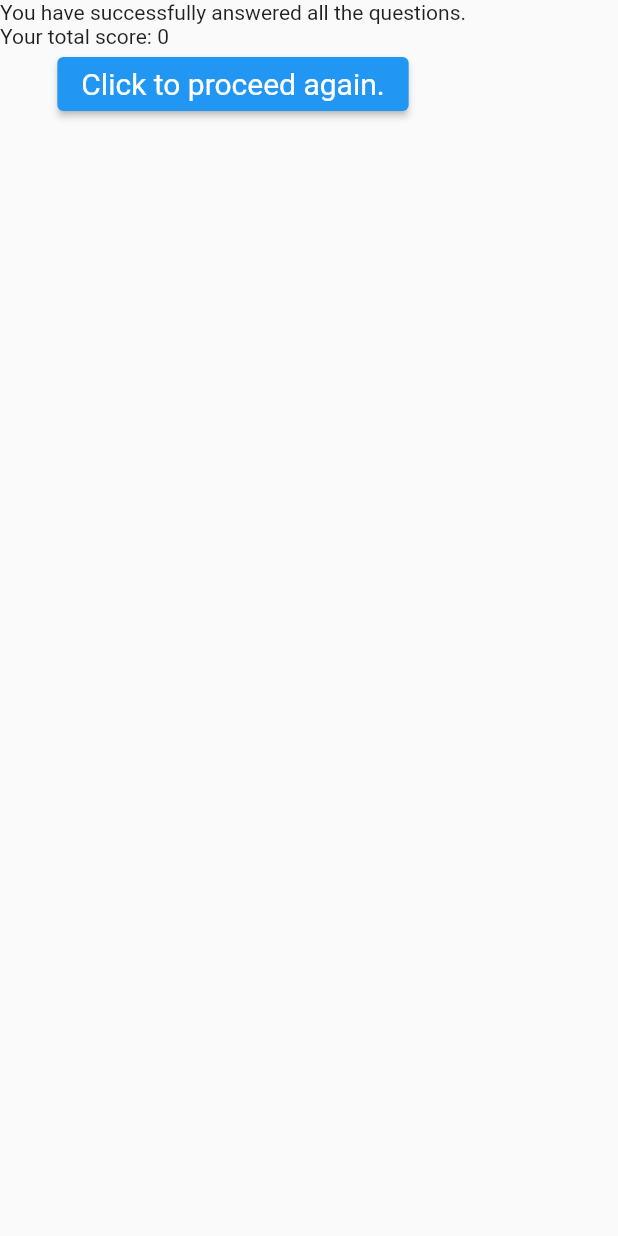
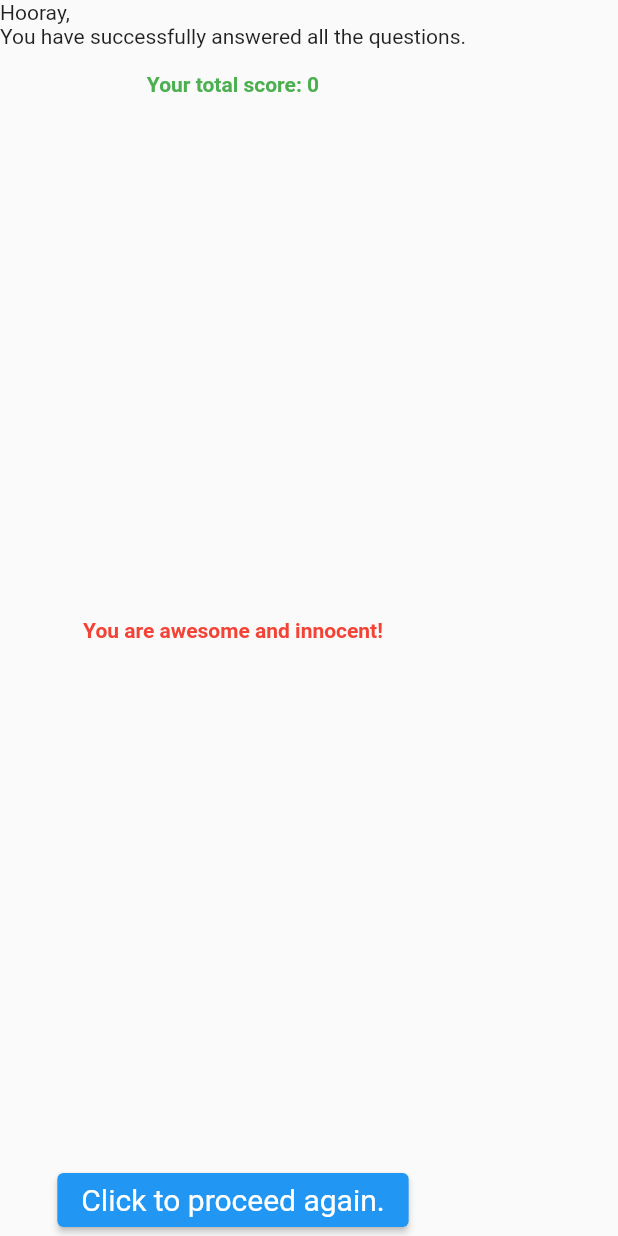
Before and after one commit to vinitkr28/UdemyFlutterAndDartTheCompleteGuide, a Flutter app: the Result widget shown alone on an empty page, opened directly with empty values, on a phone screen of 412 x 824 dp. Run offline on Flutter 3.47's test engine with Material 2 defaults, Android fonts, the phone set to English and light mode, and no system bars.

Commit message:
format text on result.dart

```diff
--- a/udemy_flutter_section2a/lib/answer.dart
+++ b/udemy_flutter_section2a/lib/answer.dart
@@ -1,4 +1,3 @@
-import 'package:flutter/cupertino.dart';
 import 'package:flutter/material.dart';
 
 class Answer extends StatelessWidget {
--- a/udemy_flutter_section2a/lib/result.dart
+++ b/udemy_flutter_section2a/lib/result.dart
@@ -1,4 +1,3 @@
-import 'package:flutter/cupertino.dart';
 import 'package:flutter/material.dart';
 
 class Result extends StatelessWidget {
@@ -8,12 +7,73 @@ class Result extends StatelessWidget {
 
   Result(this._questionIndex, this._proceedAgain, this._totalScore);
 
+  String get resultPhrase {
+    var resultText;
+    if (_totalScore <= 50)
+      resultText = 'You are awesome and innocent!';
+    else if (_totalScore <= 75)
+      resultText = 'Pretty likeable!';
+    else if (_totalScore <= 100)
+      resultText = 'You are ... strange?!';
+    else
+      resultText = 'You are so bad!';
+
+    return resultText;
+  }
+
+  Widget scoreText() {
+    TextStyle textStyle;
+    if (_totalScore <= 50)
+      textStyle = TextStyle(
+        fontWeight: FontWeight.bold,
+        color: Colors.green,
+      );
+    else if (_totalScore <= 75)
+      textStyle = TextStyle(
+        fontWeight: FontWeight.bold,
+        color: Colors.blue,
+      );
+    else if (_totalScore <= 100)
+      textStyle = TextStyle(
+        fontWeight: FontWeight.bold,
+        color: Colors.brown[900],
+      );
+    else if (_totalScore <= 150)
+      textStyle = TextStyle(
+        fontWeight: FontWeight.bold,
+        color: Colors.deepPurpleAccent[700],
+      );
+    else
+      textStyle = TextStyle(
+        fontWeight: FontWeight.bold,
+        color: Colors.red,
+      );
+    return Text(
+      "\nYour total score: $_totalScore",
+      style: textStyle,
+    );
+  }
+
   @override
   Widget build(BuildContext context) {
     return Column(
+      mainAxisAlignment: MainAxisAlignment.center,
       children: <Widget>[
+        Text("Hooray,\nYou have successfully answered all the questions."),
+        scoreText(),
+        Spacer(
+          flex: 1,
+        ),
         Text(
-            "You have successfully answered all the questions.\nYour total score: $_totalScore"),
+          resultPhrase,
+          style: TextStyle(
+            fontWeight: FontWeight.bold,
+            color: Colors.red,
+          ),
+        ),
+        Spacer(
+          flex: 1,
+        ),
         ElevatedButton(
           onPressed: _proceedAgain,
           child: Text(
```
